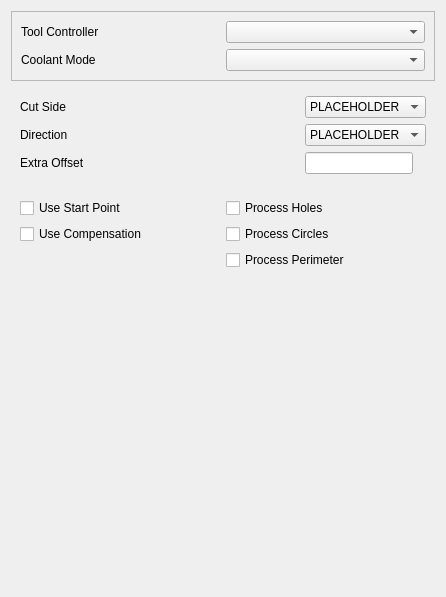
First picture: the form in src/Mod/CAM/Gui/Resources/panels/PageOpProfileFullEdit.ui, repository pawelkowalik2/FreeCAD, before the edit.
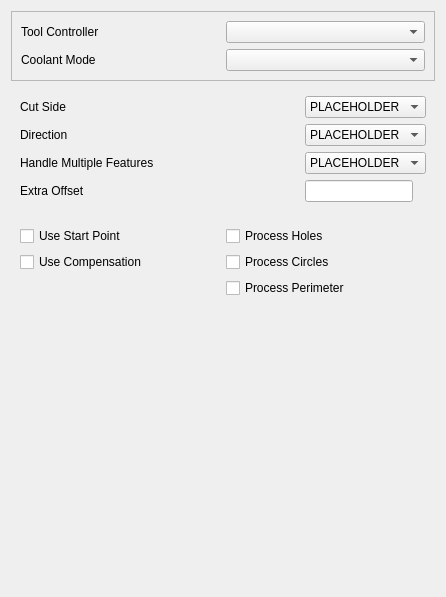
Second picture: the form after the edit. Custom widgets are drawn as their Qt base class.

Commit message: Selection of "Handle Multiple Features" added to profile operation

```diff
--- a/src/Mod/CAM/Gui/Resources/panels/PageOpProfileFullEdit.ui
+++ b/src/Mod/CAM/Gui/Resources/panels/PageOpProfileFullEdit.ui
@@ -96,13 +96,32 @@
        </widget>
       </item>
       <item row="2" column="0">
+        <widget class="QLabel" name="label_3">
+          <property name="text">
+            <string>Handle Multiple Features</string>
+          </property>
+        </widget>
+      </item>
+      <item row="2" column="1">
+        <widget class="QComboBox" name="handleMultipleFeatures">
+          <property name="toolTip">
+            <string>Handle all features at given depth or handle all features one by one</string>
+          </property>
+          <item>
+            <property name="text">
+              <string>PLACEHOLDER</string>
+            </property>
+          </item>
+        </widget>
+      </item>
+      <item row="3" column="0">
        <widget class="QLabel" name="extraOffsetLabel">
         <property name="text">
          <string>Extra Offset</string>
         </property>
        </widget>
       </item>
-     <item row="2" column="1">
+     <item row="3" column="1">
        <widget class="Gui::InputField" name="extraOffset">
         <property name="sizePolicy">
          <sizepolicy hsizetype="Fixed" vsizetype="Fixed">
```
The commit also changes 1 other file.
